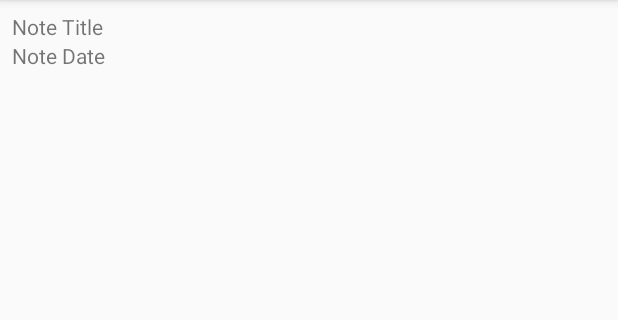
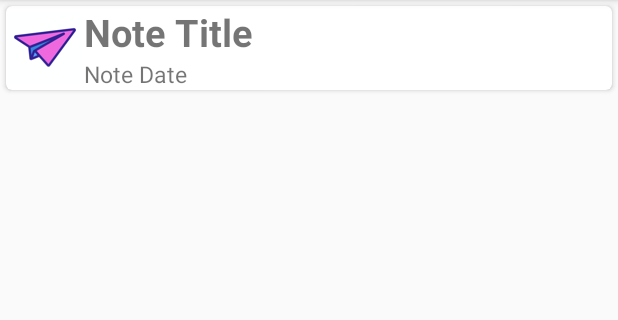
Before and after one commit to agi-templar/Echo, an Android app: the layout list_item_note.xml on its own in the app's theme, with its tools: preview values and no code run, on a phone screen of 412 x 824 dp, the part 84-404 px from its top. Run offline under Robolectric (Android 15) with nearby library versions, the phone set to English and light mode, and no system bars.

Commit message:
add res files. adjust list item layout to CardView. 🐷

```diff
--- a/app/src/main/res/layout/list_item_note.xml
+++ b/app/src/main/res/layout/list_item_note.xml
@@ -1,26 +1,45 @@
 <?xml version="1.0" encoding="utf-8"?>
-<LinearLayout xmlns:android="http://schemas.android.com/apk/res/android"
-    xmlns:tools="http://schemas.android.com/tools"
+<android.support.v7.widget.CardView xmlns:android="http://schemas.android.com/apk/res/android"
+    xmlns:cardview="http://schemas.android.com/apk/res-auto"
     android:layout_width="match_parent"
     android:layout_height="wrap_content"
-    android:orientation="vertical"
-    android:padding="8dp">
+    android:layout_margin="4dp"
+    cardview:cardCornerRadius="4dp">
 
-    <TextView
-        android:id="@+id/note_title"
+    <LinearLayout
         android:layout_width="match_parent"
         android:layout_height="wrap_content"
-        android:text="Note Title" />
+        android:orientation="horizontal">
 
-    <!--    <TextView-->
-    <!--        android:id="@+id/note_text"-->
-    <!--        android:layout_width="match_parent"-->
-    <!--        android:layout_height="wrap_content"-->
-    <!--        android:text="Note Text"/>-->
+        <ImageView
+            android:id="@+id/icon"
+            android:layout_width="wrap_content"
+            android:layout_height="wrap_content"
+            android:layout_gravity="center_vertical"
+            android:padding="2dip"
+            android:src="@mipmap/ic_echo"
+            android:contentDescription="@string/icon" />
 
-    <TextView
-        android:id="@+id/note_date"
-        android:layout_width="match_parent"
-        android:layout_height="wrap_content"
-        android:text="Note Date" />
-</LinearLayout>
+        <LinearLayout
+            android:layout_width="match_parent"
+            android:layout_height="wrap_content"
+            android:orientation="vertical">
+
+            <TextView
+                android:id="@+id/note_title"
+                android:layout_width="wrap_content"
+                android:layout_height="wrap_content"
+                android:textSize="25sp"
+                android:text="Note Title"
+                android:textStyle="bold" />
+
+            <TextView
+                android:id="@+id/note_date"
+                android:layout_width="wrap_content"
+                android:layout_height="wrap_content"
+                android:text="Note Date"
+                android:textSize="15sp" />
+        </LinearLayout>
+
+    </LinearLayout>
+</android.support.v7.widget.CardView>
--- a/app/src/main/res/values/strings.xml
+++ b/app/src/main/res/values/strings.xml
@@ -6,5 +6,8 @@
     <string name="note_title_label">Note Title</string>
     <string name="note_title_hint">Note Hint</string>
     <string name="note_details_label">Note Detail</string>
-    <string name="note_text">Note Text</string>
+    <string name="note_text">Note Text!</string>
+    <string name="add_note">Add</string>
+    <string name="reset_note">Reset</string>
+    <string name="icon">Note Icon</string>
 </resources>
```
Also changed, not shown: app/src/main/res/menu/actions.xml (added, +13 -0 lines), app/src/main/res/mipmap-hdpi/ic_action_new.png (added), app/src/main/res/mipmap-hdpi/ic_action_refresh.png (added), app/src/main/res/mipmap-hdpi/ic_echo.png (added), app/src/main/res/mipmap-mdpi/ic_action_new.png (added), app/src/main/res/mipmap-mdpi/ic_action_refresh.png (added), app/src/main/res/mipmap-mdpi/ic_echo.png (added), app/src/main/res/mipmap-xhdpi/ic_action_new.png (added), app/src/main/res/mipmap-xhdpi/ic_action_refresh.png (added), app/src/main/res/mipmap-xhdpi/ic_echo.png (added), app/src/main/res/mipmap-xxhdpi/ic_action_new.png (added), app/src/main/res/mipmap-xxhdpi/ic_action_refresh.png (added), app/src/main/res/mipmap-xxhdpi/ic_echo.png (added), app/src/main/res/mipmap-xxxhdpi/ic_echo.png (added).
